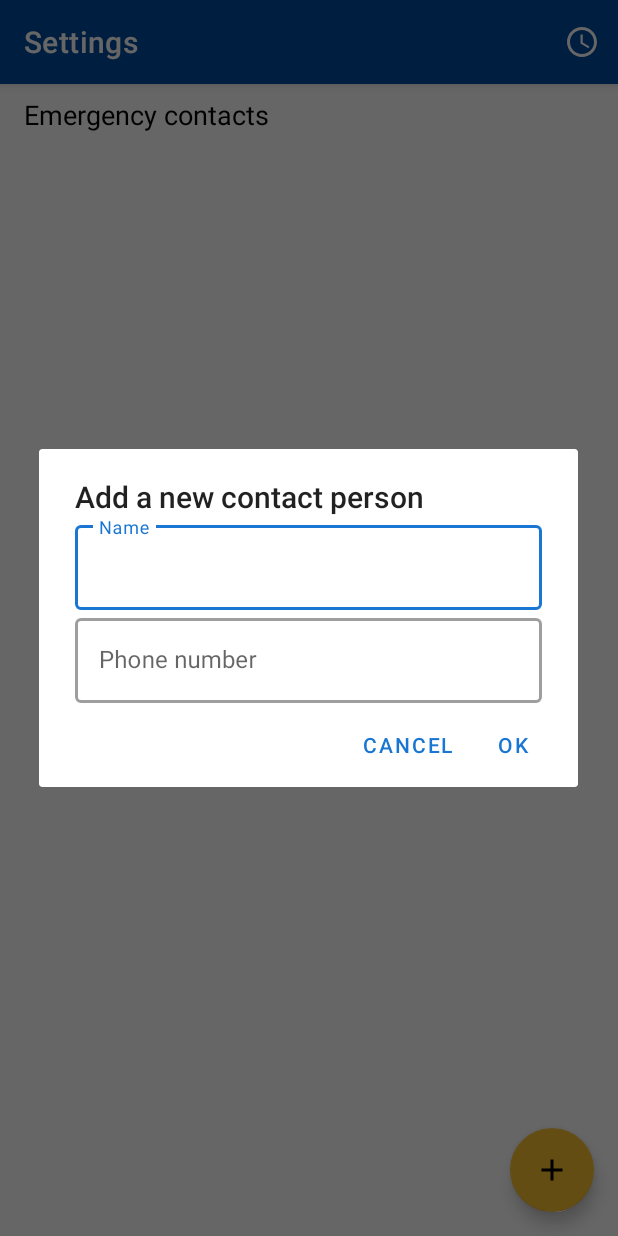
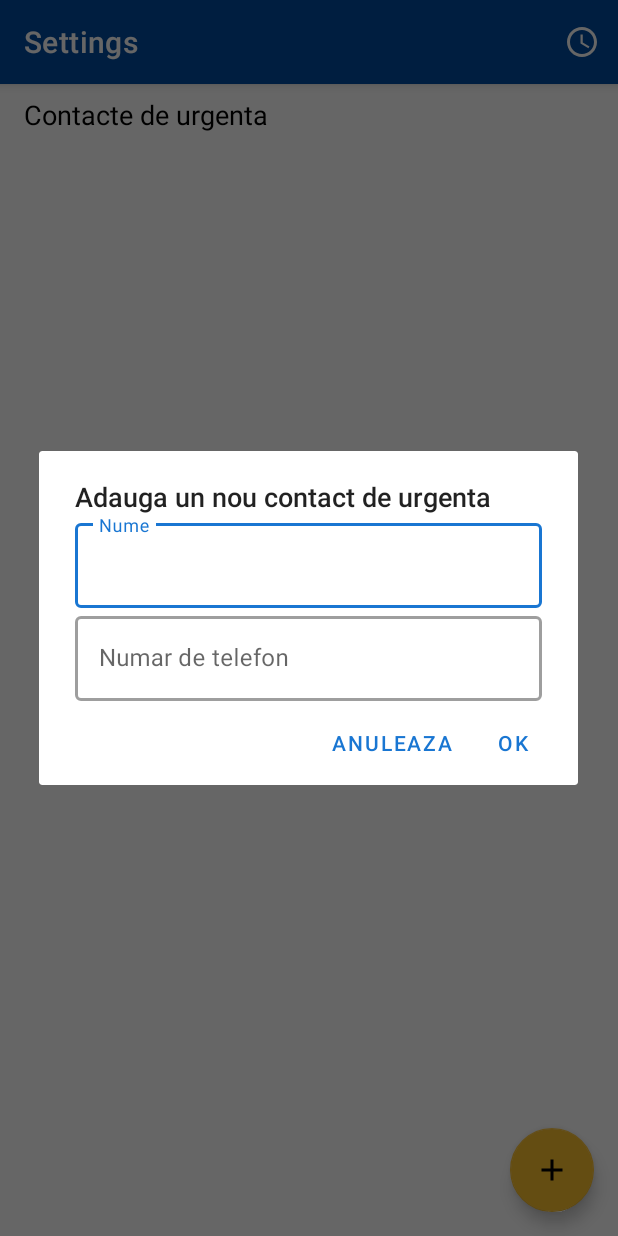
Before and after one commit to gabiionut/falldetection, an Android app: the Settings screen opened directly, with no data from a screen before it, after a tap on an icon or button, on a phone screen of 412 x 824 dp. Run offline under Robolectric (Android 15) with nearby library versions, the light colour scheme and no system bars.

Commit message:
App translatd in Romanian

```diff
--- a/app/src/main/java/com/pig/falldetection/Settings.java
+++ b/app/src/main/java/com/pig/falldetection/Settings.java
@@ -46,7 +46,7 @@ public class Settings extends AppCompatActivity {
             TextInputEditText phoneInput = phoneInputLayout.findViewById(R.id.phone_input_field);
             TextInputEditText nameInput = phoneInputLayout.findViewById(R.id.name_input_field);
             AlertDialog.Builder builder = new AlertDialog.Builder(this);
-            builder.setTitle("Add a new contact person");
+            builder.setTitle("Adauga un nou contact de urgenta");
 
             builder.setView(phoneInputLayout);
 
@@ -58,7 +58,7 @@ public class Settings extends AppCompatActivity {
                 Log.d(phone, name);
                 adapter.notifyDataSetChanged();
             });
-            builder.setNegativeButton("Cancel", (dialog, which) -> dialog.cancel());
+            builder.setNegativeButton("Anuleaza", (dialog, which) -> dialog.cancel());
 
             builder.show();
         });
@@ -95,14 +95,14 @@ public class Settings extends AppCompatActivity {
         slider.setValue(sliderValue);
 
         AlertDialog.Builder builder = new AlertDialog.Builder(this);
-        builder.setTitle("Choose duration until the message is sent");
+        builder.setTitle("Alege timpul in care trimiterea mesajului poate fi anulata");
 
         builder.setView(phoneInputLayout);
 
         builder.setPositiveButton("OK", (dialog, which) -> {
             State.instance.setDuration(slider.getValue());
         });
-        builder.setNegativeButton("Cancel", (dialog, which) -> dialog.cancel());
+        builder.setNegativeButton("Anuleaza", (dialog, which) -> dialog.cancel());
         builder.show();
     }
 }
--- a/app/src/main/res/layout/activity_main.xml
+++ b/app/src/main/res/layout/activity_main.xml
@@ -26,7 +26,7 @@
         android:drawableStart="@android:drawable/ic_media_pause"
         android:paddingLeft="10dip"
         android:paddingRight="10dip"
-        android:text="Pause fall detection"
+        android:text="OPRESTE DETECTIA"
         android:textColor="@android:color/primary_text_dark"
         android:textColorHighlight="@android:color/primary_text_dark"
         app:layout_constraintBottom_toBottomOf="parent"
@@ -39,7 +39,7 @@
         android:id="@+id/helpText"
         android:layout_width="wrap_content"
         android:layout_height="wrap_content"
-        android:text="Pressing pause temporarily deactivates protection."
+        android:text='"PORNESTE DETECTIA" va activa protectia'
         android:textColor="@android:color/primary_text_light"
         app:layout_constraintBottom_toBottomOf="parent"
         app:layout_constraintEnd_toEndOf="parent"
@@ -51,7 +51,7 @@
         android:id="@+id/statusText"
         android:layout_width="wrap_content"
         android:layout_height="wrap_content"
-        android:text="Detection status: ON"
+        android:text="DETECTIA ESTE PORNITA"
         android:textColor="@android:color/black"
         app:layout_constraintBottom_toBottomOf="parent"
         app:layout_constraintEnd_toEndOf="parent"
--- a/app/src/main/res/layout/fall_alert.xml
+++ b/app/src/main/res/layout/fall_alert.xml
@@ -23,7 +23,7 @@
         android:layout_height="wrap_content"
         android:layout_marginTop="16dp"
         android:layout_marginBottom="20dp"
-        android:text="I'm OK"
+        android:text="SUNT BINE"
         app:layout_constraintBottom_toBottomOf="parent"
         app:layout_constraintEnd_toEndOf="parent"
         app:layout_constraintHorizontal_bias="0.498"
@@ -36,7 +36,7 @@
         android:layout_width="301dp"
         android:layout_height="40dp"
         android:justificationMode="inter_word"
-        android:text="An alert SMS with your location will be sent to the emergency contacts"
+        android:text="Un SMS de alerta va fi trimis catre contactele de urgenta"
         android:textSize="16sp"
         app:layout_constraintBottom_toBottomOf="parent"
         app:layout_constraintEnd_toEndOf="parent"
@@ -49,7 +49,7 @@
         android:layout_width="wrap_content"
         android:layout_height="wrap_content"
         android:layout_marginTop="16dp"
-        android:text="We have detected a fall"
+        android:text="A fost detectata o cadere"
         android:textColor="@android:color/black"
         android:textFontWeight="900"
         android:textSize="20sp"
--- a/app/src/main/res/layout/phone_input.xml
+++ b/app/src/main/res/layout/phone_input.xml
@@ -17,7 +17,7 @@
             android:layout_width="match_parent"
             android:layout_height="wrap_content"
             android:layout_marginTop="10dp"
-            android:hint="Name"
+            android:hint="Nume"
             android:inputType="text" />
     </com.google.android.material.textfield.TextInputLayout>
     <com.google.android.material.textfield.TextInputLayout
@@ -33,7 +33,7 @@
             android:layout_width="match_parent"
             android:layout_height="wrap_content"
             android:layout_marginTop="10dp"
-            android:hint="Phone number"
+            android:hint="Numar de telefon"
             android:inputType="phone" />
     </com.google.android.material.textfield.TextInputLayout>
 </LinearLayout>
--- a/app/src/main/res/layout/phone_list.xml
+++ b/app/src/main/res/layout/phone_list.xml
@@ -37,7 +37,7 @@
             android:layout_width="match_parent"
             android:layout_height="wrap_content"
             android:paddingRight="16dp"
-            android:text="John Gabri"
+            android:text="Nume Prenume"
             android:textAppearance="@style/TextAppearance.AppCompat.Medium"
             android:textColor="@android:color/primary_text_light" />
 
--- a/app/src/main/res/layout/settings.xml
+++ b/app/src/main/res/layout/settings.xml
@@ -33,7 +33,7 @@
         android:layout_height="wrap_content"
         android:layout_marginStart="16dp"
         android:layout_marginTop="8dp"
-        android:text="Emergency contacts"
+        android:text="Contacte de urgenta"
         android:textColor="@android:color/black"
         android:textFontWeight="900"
         android:textSize="18sp"
```
Also changed, not shown: app/src/main/java/com/pig/falldetection/MainActivity.java (+7 -7 lines), app/src/main/java/com/pig/falldetection/MyListAdapter.java (+4 -4 lines).
